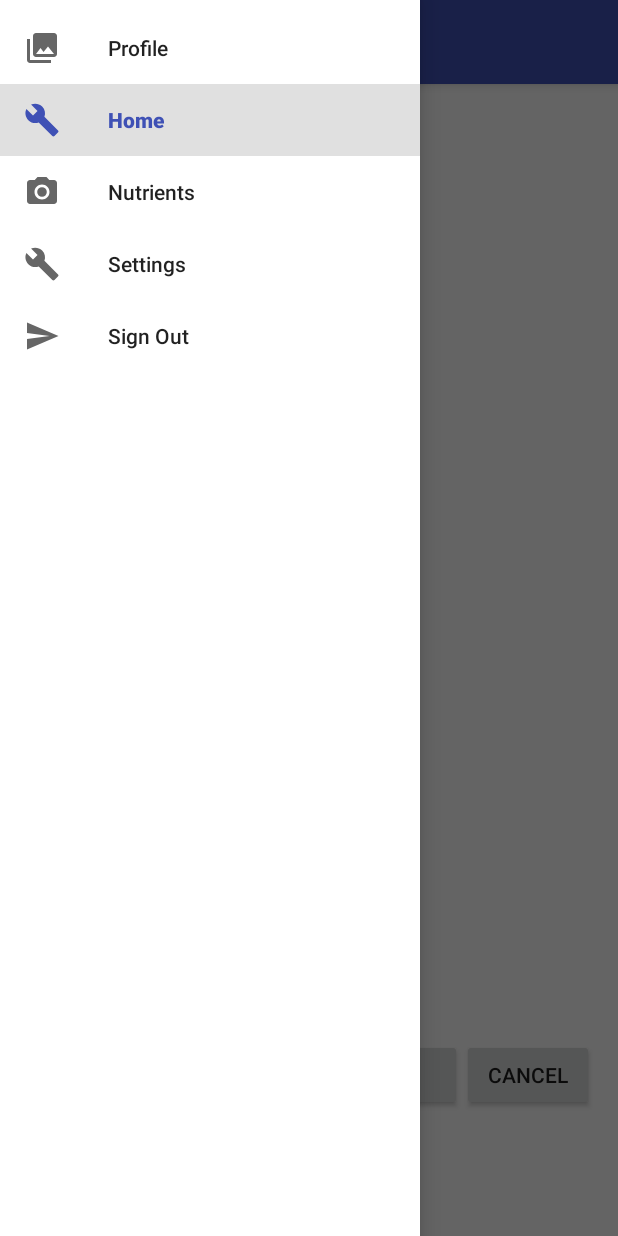
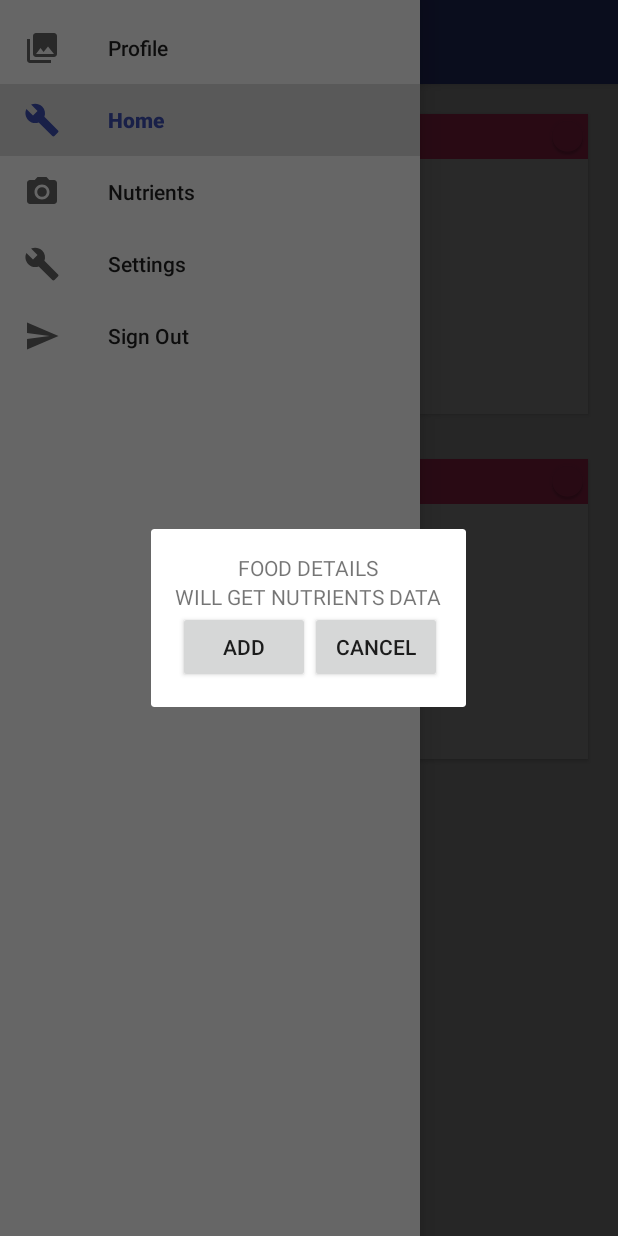
Before and after one commit to TechTeam9/NuTrack, an Android app: the fragment FoodDialogFragment placed in its activity, with the side drawer open, on a phone screen of 412 x 824 dp. Run offline under Robolectric (Android 15) with nearby library versions, the phone set to English and light mode, and no system bars; libraries missing offline, so code that uses them is left out: android.support.v4, az.plainpie, az.plainpie.animation, com.oguzdev.circularfloatingactionmenu, lecho.lib.hellocharts; 45 statements that could not run were skipped.

Commit message:
extend DialogFragment and take out listview invisible

```diff
--- a/app/src/main/java/edu/uw/tcss450/nutrack/fragment/FoodDialogFragment.java
+++ b/app/src/main/java/edu/uw/tcss450/nutrack/fragment/FoodDialogFragment.java
@@ -3,6 +3,7 @@ package edu.uw.tcss450.nutrack.fragment;
 import android.content.Context;
 import android.net.Uri;
 import android.os.Bundle;
+import android.support.v4.app.DialogFragment;
 import android.support.v4.app.Fragment;
 import android.view.LayoutInflater;
 import android.view.View;
@@ -20,7 +21,7 @@ import edu.uw.tcss450.nutrack.R;
  * Use the {@link FoodDialogFragment#newInstance} factory method to
  * create an instance of this fragment.
  */
-public class FoodDialogFragment extends Fragment {
+public class FoodDialogFragment extends DialogFragment {
     // TODO: Rename parameter arguments, choose names that match
     // the fragment initialization parameters, e.g. ARG_ITEM_NUMBER
     private static final String ARG_PARAM1 = "param1";
--- a/app/src/main/java/edu/uw/tcss450/nutrack/fragment/SearchResultFragment.java
+++ b/app/src/main/java/edu/uw/tcss450/nutrack/fragment/SearchResultFragment.java
@@ -99,7 +99,7 @@ public class SearchResultFragment extends Fragment implements FoodDialogFragment
                 final String item = (String) parent.getItemAtPosition(position);
                 Log.d("SearchResultFragment", item);
                 listView.setClickable(false);
-                listView.setVisibility(View.INVISIBLE);
+//                listView.setVisibility(View.INVISIBLE);
                 onFragmentInteraction();
 
             }
```
